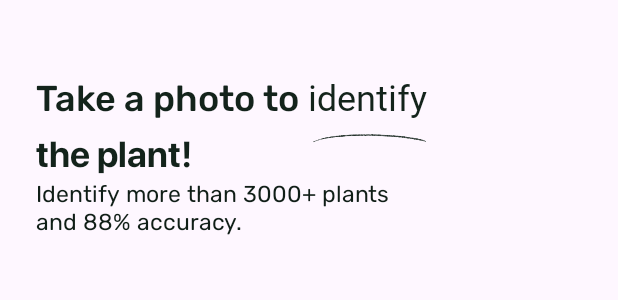
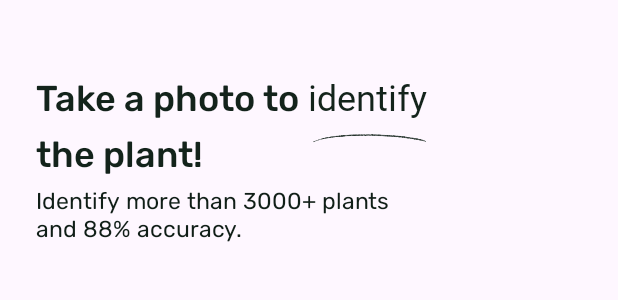
Before and after one commit to zeynepduyenli/HubX-Recruitment-Case, an Android app: the layout layout_onboarding_title.xml on its own in the app's theme, with its tools: preview values and no code run, on a phone screen of 412 x 824 dp. Shown: the top 300 px of the screen. Run offline under Robolectric (Android 15) with nearby library versions, the phone set to English and light mode, and no system bars.

Commit message:
feat(onboarding): patch for polish the first three-pages.

```diff
--- a/app/src/main/java/com/zows/hubxrecruitmentcase/MainActivity.kt
+++ b/app/src/main/java/com/zows/hubxrecruitmentcase/MainActivity.kt
@@ -1,8 +1,6 @@
 package com.zows.hubxrecruitmentcase
 
-import android.os.Build
 import android.os.Bundle
-import android.view.WindowInsetsController
 import androidx.activity.enableEdgeToEdge
 import androidx.appcompat.app.AppCompatActivity
 import com.zows.hubxrecruitmentcase.common.viewBinding
--- a/app/src/main/java/com/zows/hubxrecruitmentcase/presentation/home/HomeFragment.kt
+++ b/app/src/main/java/com/zows/hubxrecruitmentcase/presentation/home/HomeFragment.kt
@@ -1,10 +1,8 @@
 package com.zows.hubxrecruitmentcase.presentation.home
 
 import android.os.Bundle
+import android.view.View
 import androidx.fragment.app.Fragment
-import android.view.LayoutInflater
-import android.view.View
-import android.view.ViewGroup
 import com.zows.hubxrecruitmentcase.R
 import com.zows.hubxrecruitmentcase.common.viewBinding
 import com.zows.hubxrecruitmentcase.databinding.FragmentHomeBinding
--- a/app/src/main/res/layout/layout_onboarding_title.xml
+++ b/app/src/main/res/layout/layout_onboarding_title.xml
@@ -12,9 +12,7 @@
         android:layout_height="wrap_content"
         android:layout_marginTop="48dp"
         android:layout_marginHorizontal="24dp"
-        android:textColor="@color/gray"
-        android:textSize="24sp"
-        android:fontFamily="@font/rubik_medium"
+        style="@style/MediumTitleTextAppearance"
         app:layout_constraintStart_toStartOf="parent"
         app:layout_constraintTop_toTopOf="parent"
         tools:text="Take a photo to"/>
@@ -24,9 +22,7 @@
         android:layout_width="wrap_content"
         android:layout_height="wrap_content"
         android:layout_marginStart="6dp"
-        android:fontFamily="@font/rubik_extrabold"
-        android:textColor="@color/gray"
-        android:textSize="24sp"
+        style="@style/BoldTitleTextAppearance"
         android:layout_marginBottom="24dp"
         app:layout_constraintBottom_toBottomOf="@+id/tv_main"
         app:layout_constraintEnd_toEndOf="parent"
@@ -50,9 +46,7 @@
         android:id="@+id/tv_subtext"
         android:layout_width="wrap_content"
         android:layout_height="wrap_content"
-        android:textColor="@color/gray"
-        android:textSize="24sp"
-        android:fontFamily="@font/sf_pro_display_bold"
+        style="@style/MediumTitleTextAppearance"
         app:layout_constraintStart_toStartOf="@id/tv_main"
         app:layout_constraintTop_toBottomOf="@id/tv_main"
         tools:text="the plant!"/>
--- a/app/src/main/res/values/preloaded_fonts.xml
+++ b/app/src/main/res/values/preloaded_fonts.xml
@@ -5,5 +5,6 @@
         <item>@font/rubik_bold</item>
         <item>@font/rubik_extrabold</item>
         <item>@font/rubik_medium</item>
+        <item>@font/rubik_semibold</item>
     </array>
 </resources>
--- a/app/src/main/res/values/style.xml
+++ b/app/src/main/res/values/style.xml
@@ -1,14 +1,26 @@
 <?xml version="1.0" encoding="utf-8"?>
 <resources>
+    <style name="RegularTitleTextAppearance" parent="TextAppearance.AppCompat">
+        <item name="fontFamily">@font/rubik</item>
+        <item name="android:textColor">@color/gray</item>
+        <item name="android:textSize">24sp</item>
+    </style>
+
+    <style name="MediumTitleTextAppearance" parent="TextAppearance.AppCompat">
+        <item name="fontFamily">@font/rubik_medium</item>
+        <item name="android:textColor">@color/gray</item>
+        <item name="android:textSize">24sp</item>
+    </style>
+
+    <style name="SemiBoldTitleTextAppearance" parent="TextAppearance.AppCompat">
+        <item name="fontFamily">@font/rubik_semibold</item>
+        <item name="android:textColor">@color/gray</item>
+        <item name="android:textSize">24sp</item>
+    </style>
+
     <style name="BoldTitleTextAppearance" parent="TextAppearance.AppCompat">
         <item name="fontFamily">@font/rubik_extrabold</item>
         <item name="android:textColor">@color/gray</item>
         <item name="android:textSize">24sp</item>
     </style>
-
-    <style name="RegularTitleTextAppearance" parent="TextAppearance.AppCompat">
-        <item name="fontFamily">@font/rubik</item>
-        <item name="android:textColor">@color/gray</item>
-        <item name="android:textSize">24sp</item>
-    </style>
 </resources>
```
Also changed, not shown: app/src/main/java/com/zows/hubxrecruitmentcase/common/Extentions.kt (+17 -6 lines), app/src/main/java/com/zows/hubxrecruitmentcase/presentation/onboarding/OnboardingItemFragment.kt (+28 -22 lines), app/src/main/res/font/rubik_semibold.xml (added, +7 -0 lines).
